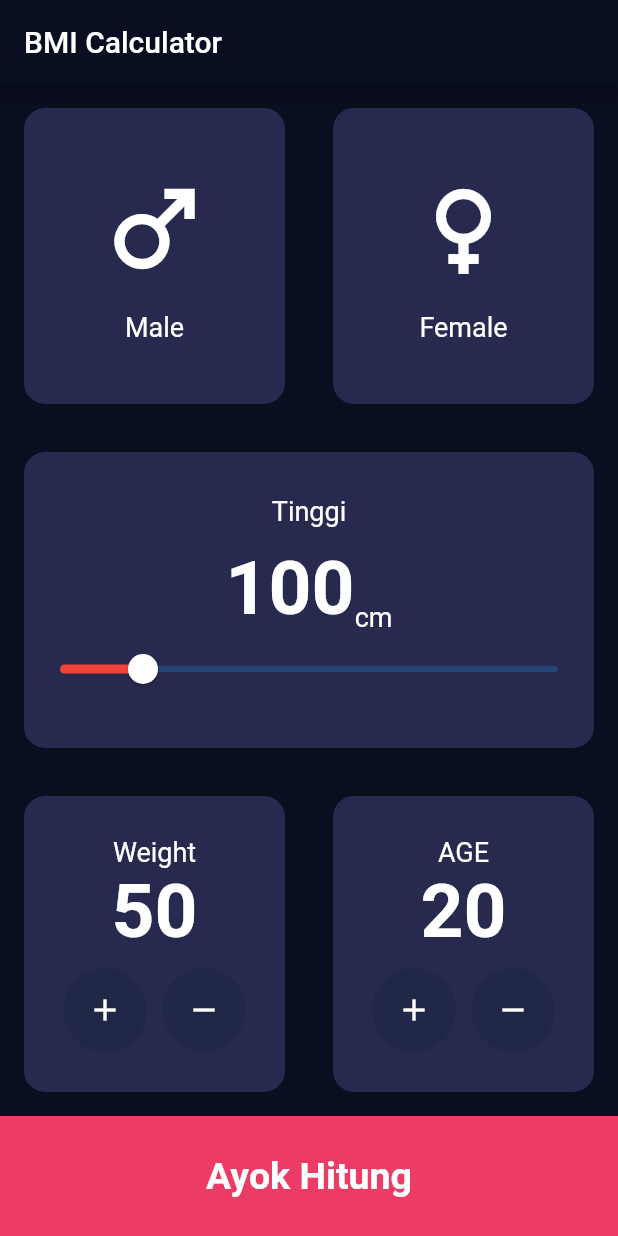
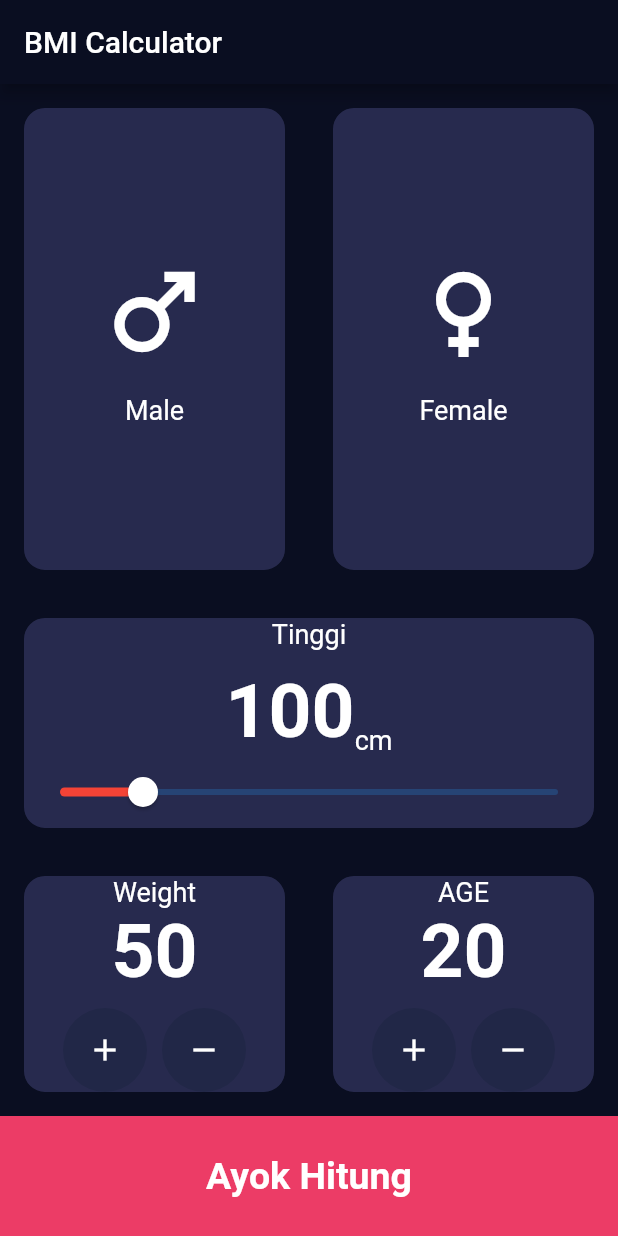
Before and after one commit to Givenchyampulembang/Bmi, a Flutter app: the screen it shows after launch, on a phone screen of 412 x 824 dp. Run offline on Flutter 3.47's test engine with Material 2 defaults, Android fonts, the phone set to English and light mode, and no system bars.

Commit message:
aplikasi bmi

```diff
--- a/lib/views/bmi_data_screen.dart
+++ b/lib/views/bmi_data_screen.dart
@@ -71,8 +71,7 @@ class _BmiDataScreenState extends State<BmiDataScreen> {
               ),
             ],
           )),
-          Expanded(
-              child: BmiCard(
+          BmiCard(
               child: Column(
             mainAxisAlignment: MainAxisAlignment.center,
             children: [
@@ -107,8 +106,9 @@ class _BmiDataScreenState extends State<BmiDataScreen> {
                 },
               ),
             ],
-          ))),
-          Expanded(
+          )),
+          // ignore: avoid_unnecessary_containers
+          Container(
               child: Row(
             children: [
               Expanded(
@@ -231,12 +231,15 @@ class _BmiDataScreenState extends State<BmiDataScreen> {
               )),
             ],
           )),
-          GestureDetector(
+          // ignore: avoid_unnecessary_containers
+          Container(
+            child: GestureDetector(
               onTap: () {
                 final bmiCalculator =
                     BmiCalculator(height: height, weight: weight);
                 bmiCalculator.calculateBmi();
-              Navigator.of(context).push(MaterialPageRoute(builder: (context) {
+                Navigator.of(context)
+                    .push(MaterialPageRoute(builder: (context) {
                   return BmiResultScreen(
                     bmi: bmiCalculator.bmi!,
                   );
@@ -254,6 +257,7 @@ class _BmiDataScreenState extends State<BmiDataScreen> {
                     color: Colors.white,
                   ),
                 )),
+              ),
             ),
           ),
         ],
```
Lines whose indentation alone changed are shown as unchanged.
